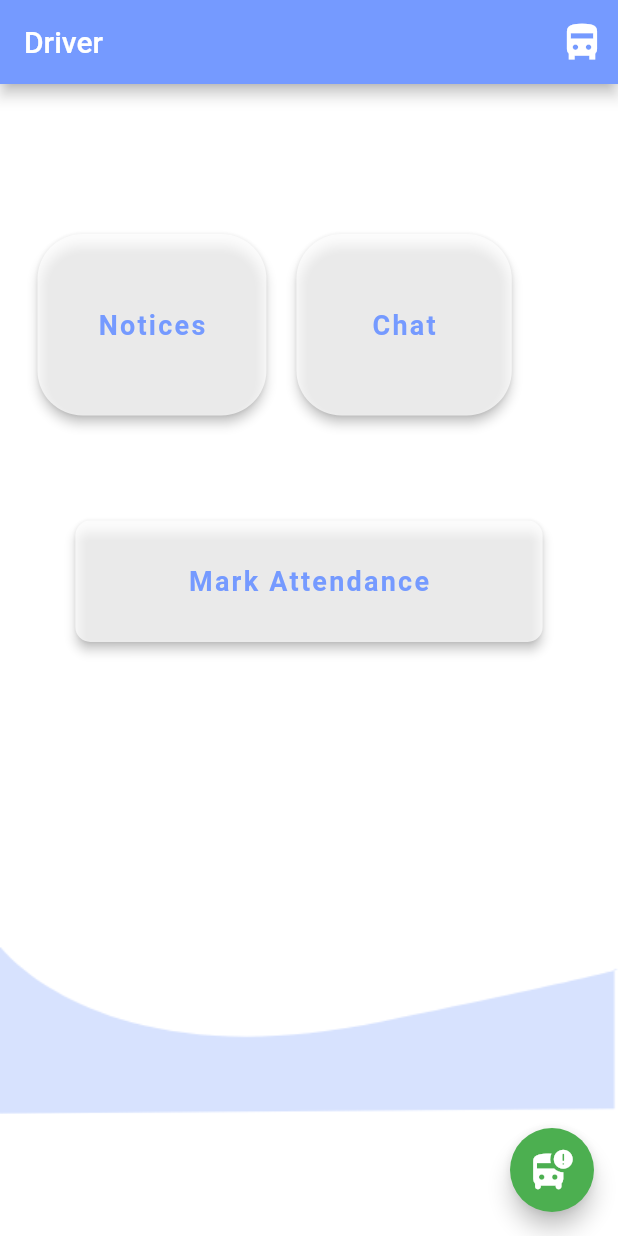
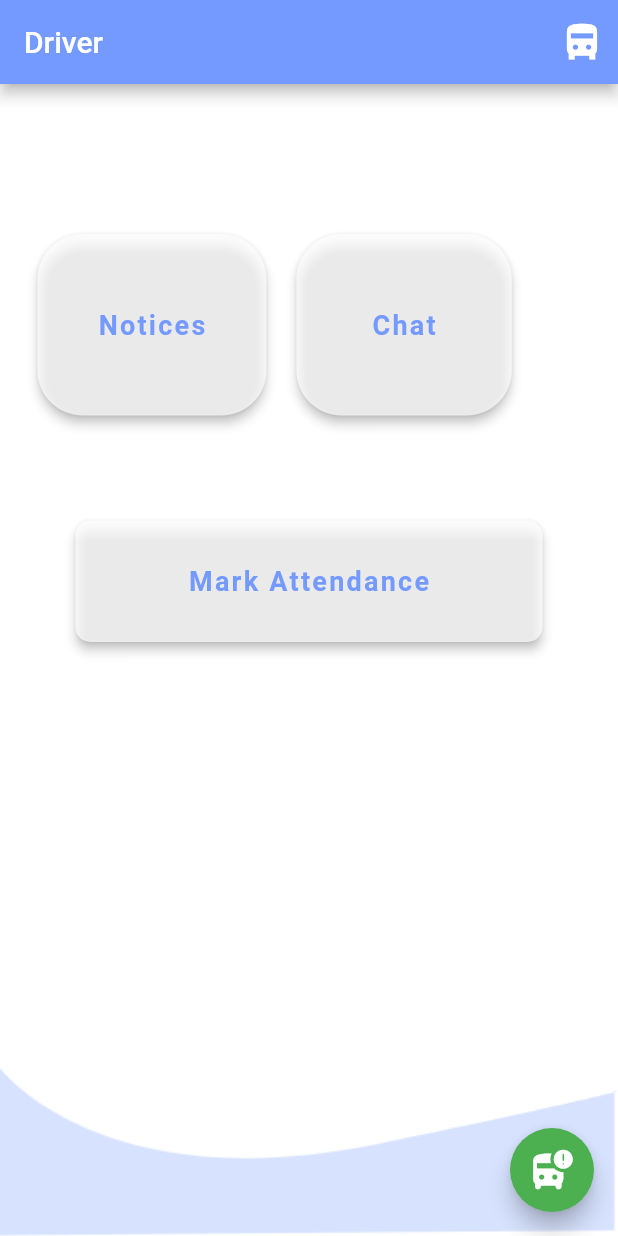
Before and after one commit to Christy02/SafeBus, a Flutter app: the DriverPage screen opened directly, on a phone screen of 412 x 824 dp. Run offline on Flutter 3.47's test engine with Material 2 defaults, Android fonts, the light colour scheme and no system bars; our stand-ins replace cloud_firestore, firebase_auth, firebase_core, firebase_messaging, flutter_local_notifications, fluttertoast and 1 more; accounts and stored records are empty; Roboto replaces fonts that are missing (OpenSans).

Commit message:
bg corrected

```diff
--- a/lib/driver.dart
+++ b/lib/driver.dart
@@ -93,7 +93,13 @@ class _DriverPageState extends State<DriverPage> {
               _tapCount > 2 ? Color.fromARGB(255, 221, 10, 10) : Colors.green,
           child: const Icon(Icons.bus_alert_rounded, size: 30),
         ),
-      body: Column(
+        body: Stack(children: <Widget>[
+          Positioned(
+            bottom: 0,
+            right: 0,
+            child: Image.asset("assets/bottom2.png", width: size.width),
+          ),
+          Column(
             children: <Widget>[
               Padding(
                 padding: const EdgeInsets.only(
@@ -115,8 +121,8 @@ class _DriverPageState extends State<DriverPage> {
                               horizontal: 40,
                             )),
                         onPressed: () {
-                      Route route =
-                          MaterialPageRoute(builder: (context) => NoticePage());
+                          Route route = MaterialPageRoute(
+                              builder: (context) => NoticePage());
                           Navigator.push(context, route);
                         },
                         child: const Text(
@@ -144,8 +150,8 @@ class _DriverPageState extends State<DriverPage> {
                               horizontal: 50,
                             )),
                         onPressed: () {
-                      Route route =
-                          MaterialPageRoute(builder: (context) => ChatScreen());
+                          Route route = MaterialPageRoute(
+                              builder: (context) => ChatScreen());
                           Navigator.push(context, route);
                         },
                         child: const Text(
@@ -181,8 +187,8 @@ class _DriverPageState extends State<DriverPage> {
                           horizontal: 75,
                         )),
                     onPressed: () {
-                  Route route =
-                      MaterialPageRoute(builder: (context) => AttendancePage());
+                      Route route = MaterialPageRoute(
+                          builder: (context) => AttendancePage());
                       Navigator.push(context, route);
                     },
                     child: const Text(
@@ -196,16 +202,8 @@ class _DriverPageState extends State<DriverPage> {
                       ),
                     )),
               ),
-          SizedBox(
-            height: 203,
-          ),
-          Positioned(
-            bottom: 0,
-            right: 0,
-            child: Image.asset("assets/bottom2.png", width: size.width),
-          ),
             ],
           ),
-    );
+        ]));
   }
 }
```
Lines whose indentation alone changed are shown as unchanged.
